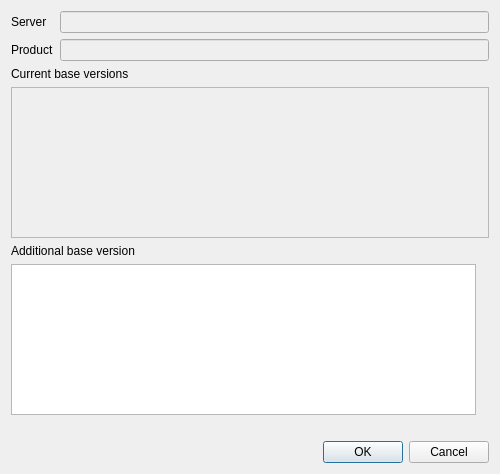
ghackenberg/leocad, file qt/lc_qhubmergedialog.ui: the form before one commit.
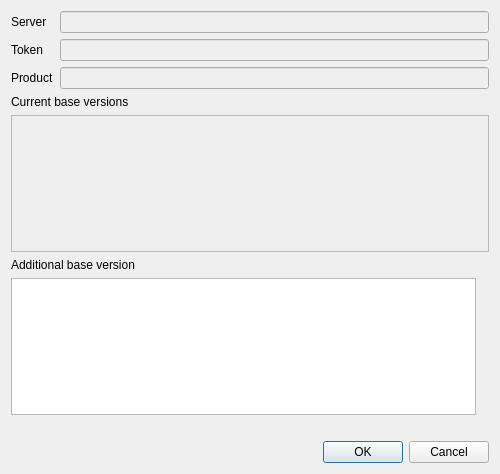
The form after the commit.

Commit message: show token in merge and push dialogs

```diff
--- a/qt/lc_qhubmergedialog.ui
+++ b/qt/lc_qhubmergedialog.ui
@@ -23,7 +23,7 @@
        </property>
       </widget>
      </item>
-     <item row="1" column="0">
+     <item row="2" column="0">
       <widget class="QLabel" name="ProductLabel">
        <property name="text">
         <string>Product</string>
@@ -37,13 +37,27 @@
        </property>
       </widget>
      </item>
-     <item row="1" column="1">
+     <item row="2" column="1">
       <widget class="QLineEdit" name="ProductEdit">
        <property name="enabled">
         <bool>false</bool>
        </property>
       </widget>
      </item>
+     <item row="1" column="0">
+      <widget class="QLabel" name="TokenLabel">
+       <property name="text">
+        <string>Token</string>
+       </property>
+      </widget>
+     </item>
+     <item row="1" column="1">
+      <widget class="QLineEdit" name="TokenEdit">
+       <property name="enabled">
+        <bool>false</bool>
+       </property>
+      </widget>
+     </item>
     </layout>
    </item>
    <item>
```
The commit also changes 3 other files.
